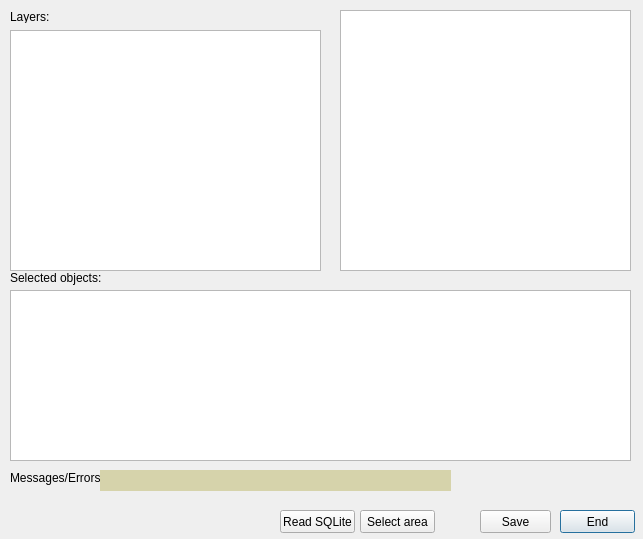
Above: marine_values_dialog_base.ui from csiro-chris-m/marine_values before the change. Below: the same form after it.
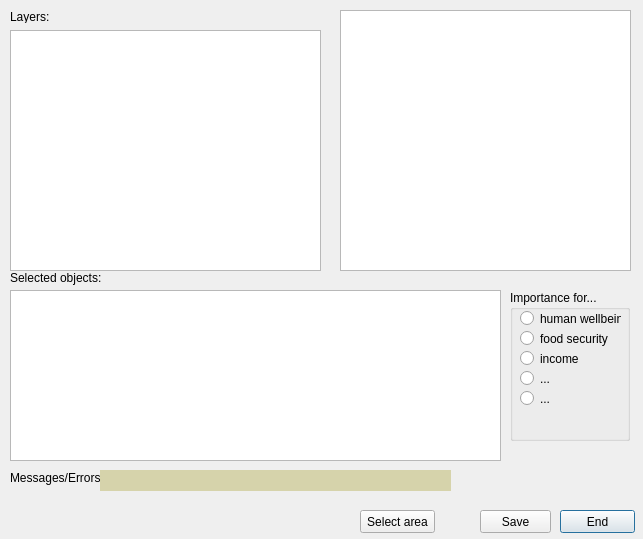
That is the form after the change.

Commit message: Added features in SQLite

Diff of the .ui file:
```diff
--- a/marine_values_dialog_base.ui
+++ b/marine_values_dialog_base.ui
@@ -184,25 +184,12 @@
     <string>Select area</string>
    </property>
   </widget>
-  <widget class="QPushButton" name="readSQLiteDB">
-   <property name="geometry">
-    <rect>
-     <x>280</x>
-     <y>510</y>
-     <width>75</width>
-     <height>23</height>
-    </rect>
-   </property>
-   <property name="text">
-    <string>Read SQLite</string>
-   </property>
-  </widget>
   <widget class="QListView" name="listFeatSel">
    <property name="geometry">
     <rect>
      <x>10</x>
      <y>290</y>
-     <width>621</width>
+     <width>491</width>
      <height>171</height>
     </rect>
    </property>
@@ -220,6 +207,84 @@
     <string>Selected objects:</string>
    </property>
   </widget>
+  <widget class="QGroupBox" name="groupBox">
+   <property name="geometry">
+    <rect>
+     <x>510</x>
+     <y>290</y>
+     <width>120</width>
+     <height>151</height>
+    </rect>
+   </property>
+   <property name="title">
+    <string>Importance for...</string>
+   </property>
+   <widget class="QRadioButton" name="radioButtonWellbeing">
+    <property name="geometry">
+     <rect>
+      <x>10</x>
+      <y>20</y>
+      <width>101</width>
+      <height>17</height>
+     </rect>
+    </property>
+    <property name="text">
+     <string>human wellbeing</string>
+    </property>
+   </widget>
+   <widget class="QRadioButton" name="radioButtonSecurity">
+    <property name="geometry">
+     <rect>
+      <x>10</x>
+      <y>40</y>
+      <width>101</width>
+      <height>17</height>
+     </rect>
+    </property>
+    <property name="text">
+     <string>food security</string>
+    </property>
+   </widget>
+   <widget class="QRadioButton" name="radioButtonIncome">
+    <property name="geometry">
+     <rect>
+      <x>10</x>
+      <y>60</y>
+      <width>101</width>
+      <height>17</height>
+     </rect>
+    </property>
+    <property name="text">
+     <string>income</string>
+    </property>
+   </widget>
+   <widget class="QRadioButton" name="radioButton_4">
+    <property name="geometry">
+     <rect>
+      <x>10</x>
+      <y>80</y>
+      <width>82</width>
+      <height>17</height>
+     </rect>
+    </property>
+    <property name="text">
+     <string>...</string>
+    </property>
+   </widget>
+   <widget class="QRadioButton" name="radioButton_5">
+    <property name="geometry">
+     <rect>
+      <x>10</x>
+      <y>100</y>
+      <width>82</width>
+      <height>17</height>
+     </rect>
+    </property>
+    <property name="text">
+     <string>...</string>
+    </property>
+   </widget>
+  </widget>
  </widget>
  <resources/>
  <connections/>
```
The commit also changes 3 other files.
